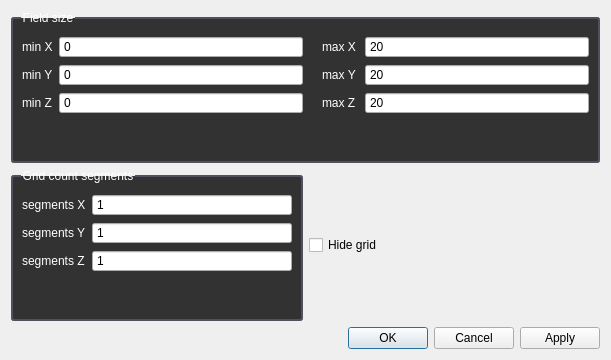
First picture: the form in fieldsettingswidget.ui, repository DmB0l/3dViewer_on_3dCore, before the edit.
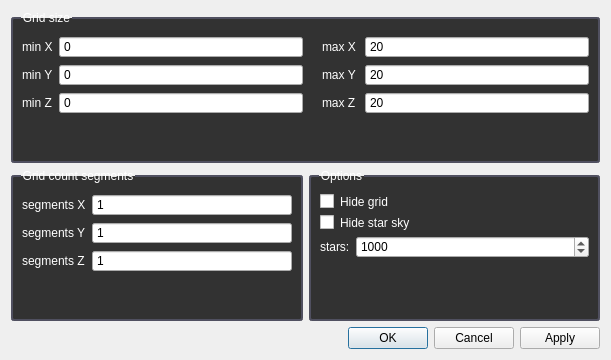
Second picture: the form after the edit.

Diff of the .ui file:
```diff
--- a/fieldsettingswidget.ui
+++ b/fieldsettingswidget.ui
@@ -57,7 +57,7 @@
       </sizepolicy>
      </property>
      <property name="title">
-      <string>Field size</string>
+      <string>Grid size</string>
      </property>
      <layout class="QGridLayout" name="gridLayout_2">
       <item row="0" column="0">
@@ -254,7 +254,123 @@
      </layout>
     </widget>
    </item>
-   <item row="2" column="0">
+   <item row="3" column="1">
+    <widget class="QDialogButtonBox" name="buttonBox">
+     <property name="sizePolicy">
+      <sizepolicy hsizetype="Preferred" vsizetype="Fixed">
+       <horstretch>0</horstretch>
+       <verstretch>0</verstretch>
+      </sizepolicy>
+     </property>
+     <property name="locale">
+      <locale language="Russian" country="Russia"/>
+     </property>
+     <property name="standardButtons">
+      <set>QDialogButtonBox::Apply|QDialogButtonBox::Cancel|QDialogButtonBox::Ok</set>
+     </property>
+     <property name="centerButtons">
+      <bool>false</bool>
+     </property>
+    </widget>
+   </item>
+   <item row="1" column="1">
+    <widget class="QGroupBox" name="groupBox_2">
+     <property name="title">
+      <string>Options</string>
+     </property>
+     <layout class="QGridLayout" name="gridLayout_3">
+      <item row="2" column="0" colspan="2">
+       <layout class="QFormLayout" name="formLayout_2">
+        <item row="0" column="0">
+         <widget class="QLabel" name="label_12">
+          <property name="text">
+           <string>stars:</string>
+          </property>
+         </widget>
+        </item>
+        <item row="0" column="1">
+         <widget class="QSpinBox" name="SB_stars">
+          <property name="sizePolicy">
+           <sizepolicy hsizetype="Expanding" vsizetype="Fixed">
+            <horstretch>0</horstretch>
+            <verstretch>0</verstretch>
+           </sizepolicy>
+          </property>
+          <property name="maximum">
+           <number>5000</number>
+          </property>
+          <property name="value">
+           <number>1000</number>
+          </property>
+         </widget>
+        </item>
+       </layout>
+      </item>
+      <item row="0" column="1">
+       <widget class="QLabel" name="label_10">
+        <property name="sizePolicy">
+         <sizepolicy hsizetype="Expanding" vsizetype="Preferred">
+          <horstretch>0</horstretch>
+          <verstretch>0</verstretch>
+         </sizepolicy>
+        </property>
+        <property name="text">
+         <string>Hide grid</string>
+        </property>
+       </widget>
+      </item>
+      <item row="0" column="0">
+       <widget class="QCheckBox" name="CB_hideGrid">
+        <property name="sizePolicy">
+         <sizepolicy hsizetype="Maximum" vsizetype="Fixed">
+          <horstretch>0</horstretch>
+          <verstretch>0</verstretch>
+         </sizepolicy>
+        </property>
+        <property name="styleSheet">
+         <string notr="true"/>
+        </property>
+        <property name="text">
+         <string/>
+        </property>
+       </widget>
+      </item>
+      <item row="1" column="0">
+       <widget class="QCheckBox" name="CB_hideStarSky">
+        <property name="sizePolicy">
+         <sizepolicy hsizetype="Maximum" vsizetype="Fixed">
+          <horstretch>0</horstretch>
+          <verstretch>0</verstretch>
+         </sizepolicy>
+        </property>
+        <property name="layoutDirection">
+         <enum>Qt::LeftToRight</enum>
+        </property>
+        <property name="styleSheet">
+         <string notr="true"/>
+        </property>
+        <property name="text">
+         <string/>
+        </property>
+       </widget>
+      </item>
+      <item row="1" column="1">
+       <widget class="QLabel" name="label_11">
+        <property name="sizePolicy">
+         <sizepolicy hsizetype="Expanding" vsizetype="Preferred">
+          <horstretch>0</horstretch>
+          <verstretch>0</verstretch>
+         </sizepolicy>
+        </property>
+        <property name="text">
+         <string>Hide star sky</string>
+        </property>
+       </widget>
+      </item>
+     </layout>
+    </widget>
+   </item>
+   <item row="1" column="0">
     <widget class="QGroupBox" name="groupBox_3">
      <property name="sizePolicy">
       <sizepolicy hsizetype="Expanding" vsizetype="Expanding">
@@ -362,32 +478,6 @@
      </layout>
     </widget>
    </item>
-   <item row="3" column="1">
-    <widget class="QDialogButtonBox" name="buttonBox">
-     <property name="sizePolicy">
-      <sizepolicy hsizetype="Preferred" vsizetype="Fixed">
-       <horstretch>0</horstretch>
-       <verstretch>0</verstretch>
-      </sizepolicy>
-     </property>
-     <property name="locale">
-      <locale language="Russian" country="Russia"/>
-     </property>
-     <property name="standardButtons">
-      <set>QDialogButtonBox::Apply|QDialogButtonBox::Cancel|QDialogButtonBox::Ok</set>
-     </property>
-     <property name="centerButtons">
-      <bool>false</bool>
-     </property>
-    </widget>
-   </item>
-   <item row="2" column="1">
-    <widget class="QCheckBox" name="CB_hideGrid">
-     <property name="text">
-      <string>Hide grid</string>
-     </property>
-    </widget>
-   </item>
   </layout>
  </widget>
  <resources/>
```
